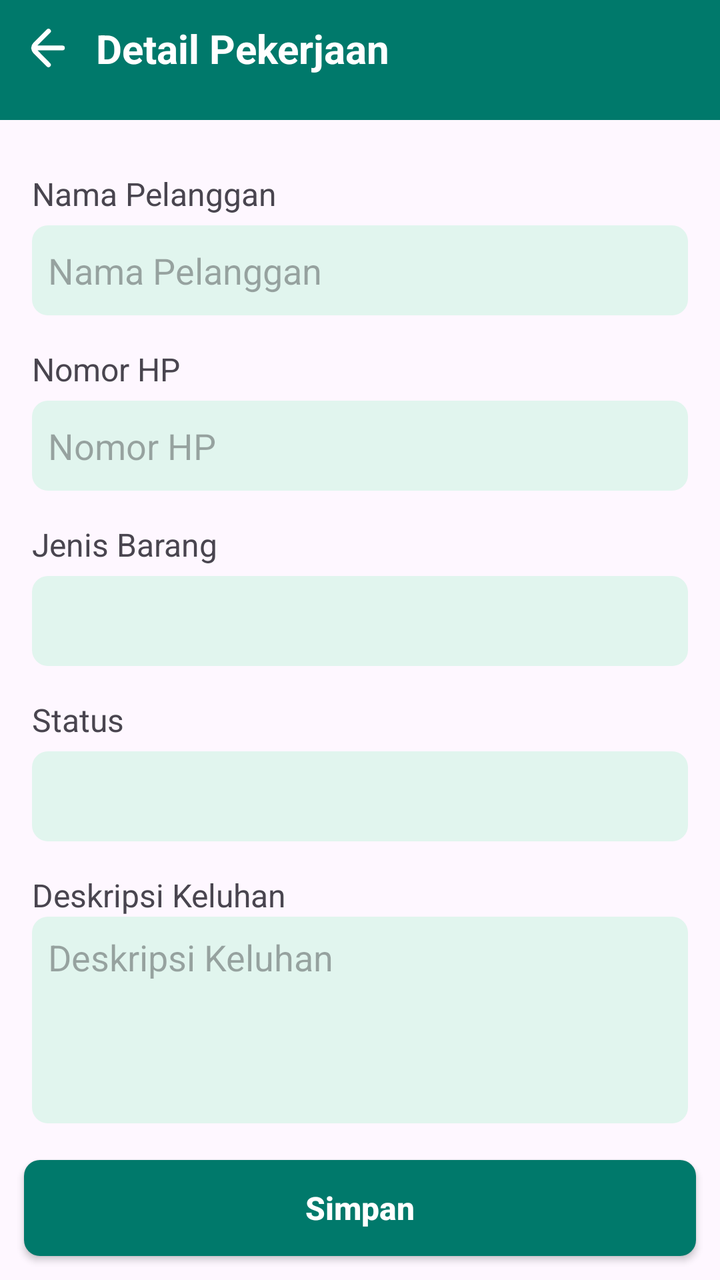
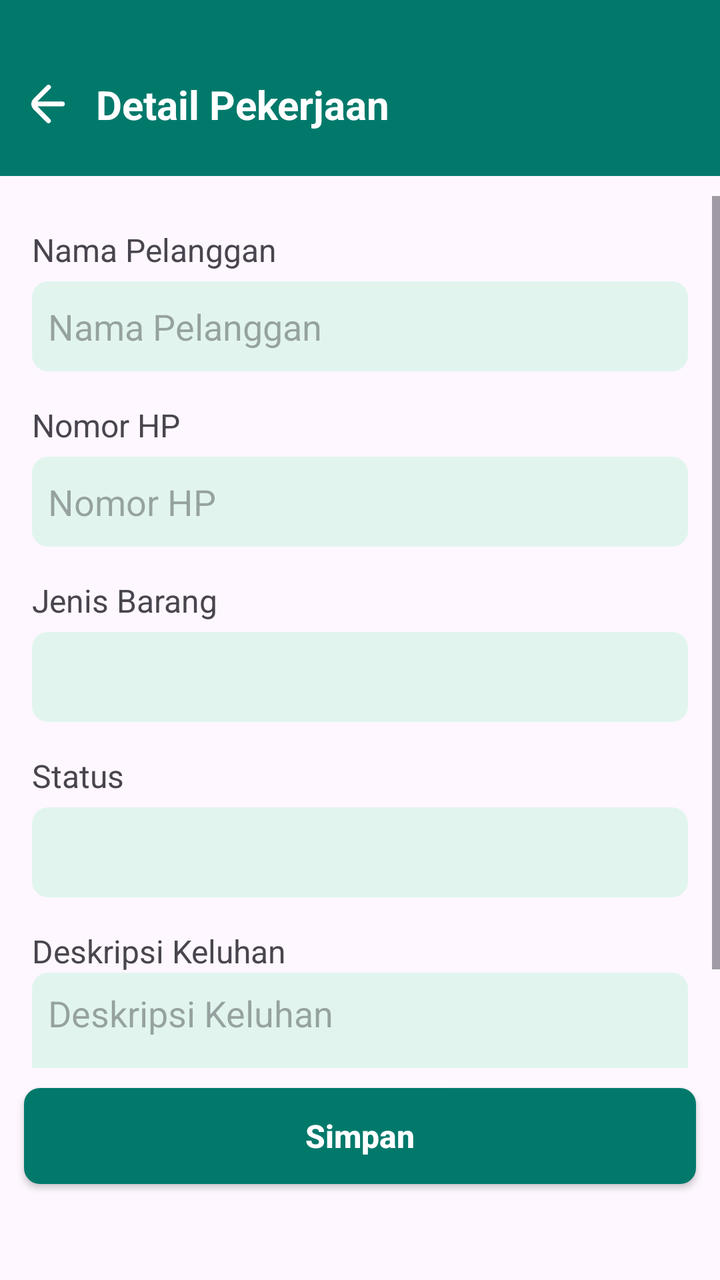

Screens rendered from an Android XML layout before and after an edit, with the pre-edit source and the edit as a unified diff.
<!-- AndroidManifest.xml: application theme Theme.ServiceBook -->
<!-- res/layout/activity_detail_job.xml -->
<?xml version="1.0" encoding="utf-8"?>
<androidx.constraintlayout.widget.ConstraintLayout xmlns:android="http://schemas.android.com/apk/res/android"
    xmlns:app="http://schemas.android.com/apk/res-auto"
    android:layout_width="match_parent"
    android:layout_height="match_parent">

    <androidx.constraintlayout.widget.ConstraintLayout
        android:id="@+id/cl_top_detail"
        android:layout_width="match_parent"
        android:layout_height="wrap_content"
        android:background="@color/mainColor"
        android:paddingBottom="12dp"
        app:layout_constraintTop_toTopOf="parent">

        <androidx.appcompat.widget.AppCompatImageView
            android:id="@+id/iv_kembali"
            android:layout_width="wrap_content"
            android:layout_height="wrap_content"
            android:src="@drawable/back_arrow"
            android:layout_margin="12dp"
            app:layout_constraintBottom_toBottomOf="parent"
            app:layout_constraintStart_toStartOf="parent"
            app:layout_constraintTop_toTopOf="parent" />

        <androidx.appcompat.widget.AppCompatTextView
            android:id="@+id/tv_title_detail"
            android:layout_width="wrap_content"
            android:layout_height="wrap_content"
            android:text="@string/txt_detail_pekerjaan"
            android:textColor="@color/white"
            android:layout_marginStart="12dp"
            android:textSize="20sp"
            android:textStyle="bold"
            app:layout_constraintStart_toEndOf="@id/iv_kembali"
            app:layout_constraintTop_toTopOf="@id/iv_kembali"
            app:layout_constraintBottom_toBottomOf="@id/iv_kembali"/>
    </androidx.constraintlayout.widget.ConstraintLayout>

    <ScrollView
        android:id="@+id/sv_content_detail"
        android:layout_width="match_parent"
        android:layout_height="0dp"
        android:layout_marginTop="10dp"
        android:layout_marginBottom="10dp"
        app:layout_constraintBottom_toTopOf="@id/btn_simpan"
        app:layout_constraintStart_toStartOf="parent"
        app:layout_constraintTop_toBottomOf="@id/cl_top_detail">

        <androidx.constraintlayout.widget.ConstraintLayout
            android:layout_width="match_parent"
            android:layout_height="wrap_content"
            android:paddingHorizontal="16dp">

            <androidx.appcompat.widget.AppCompatTextView
                android:id="@+id/lbl_nama_pelanggan"
                android:layout_width="wrap_content"
                android:layout_height="wrap_content"
                android:layout_marginTop="16dp"
                android:text="@string/txt_nama_pelanggan"
                android:textSize="16sp"
                app:layout_constraintStart_toStartOf="parent"
                app:layout_constraintTop_toTopOf="parent" />

            <androidx.appcompat.widget.AppCompatEditText
                android:id="@+id/et_nama_pelanggan"
                android:layout_width="match_parent"
                android:layout_height="45dp"
                android:layout_marginTop="5dp"
                android:background="@drawable/bg_edit_text"
                android:hint="@string/txt_nama_pelanggan"
                android:imeOptions="actionNext"
                android:maxLines="1"
                android:paddingHorizontal="8dp"
                app:layout_constraintEnd_toEndOf="parent"
                app:layout_constraintStart_toStartOf="@id/lbl_nama_pelanggan"
                app:layout_constraintTop_toBottomOf="@id/lbl_nama_pelanggan" />

            <androidx.appcompat.widget.AppCompatTextView
                android:id="@+id/lbl_nomor_hp"
                android:layout_width="wrap_content"
                android:layout_height="wrap_content"
                android:layout_marginTop="16dp"
                android:text="@string/txt_nomor_hp"
                android:textSize="16sp"
                app:layout_constraintStart_toStartOf="parent"
                app:layout_constraintTop_toBottomOf="@id/et_nama_pelanggan" />

            <androidx.appcompat.widget.AppCompatEditText
                android:id="@+id/et_nomor_hp"
                android:layout_width="match_parent"
                android:layout_height="45dp"
                android:layout_marginTop="5dp"
                android:background="@drawable/bg_edit_text"
                android:hint="@string/txt_nomor_hp"
                android:imeOptions="actionNext"
                android:maxLines="1"
                android:paddingHorizontal="8dp"
                app:layout_constraintEnd_toEndOf="parent"
                app:layout_constraintStart_toStartOf="@id/lbl_nomor_hp"
                app:layout_constraintTop_toBottomOf="@id/lbl_nomor_hp" />

            <androidx.appcompat.widget.AppCompatTextView
                android:id="@+id/lbl_jenis_barang"
                android:layout_width="wrap_content"
                android:layout_height="wrap_content"
                android:layout_marginTop="16dp"
                android:text="@string/txt_jenis_barang"
                android:textSize="16sp"
                app:layout_constraintStart_toStartOf="parent"
                app:layout_constraintTop_toBottomOf="@id/et_nomor_hp" />

            <androidx.appcompat.widget.AppCompatSpinner
                android:id="@+id/spinner_jenis_barang"
                android:layout_width="match_parent"
                android:layout_height="45dp"
                android:layout_marginTop="5dp"
                android:background="@drawable/bg_edit_text"
                android:paddingHorizontal="8dp"
                android:textAlignment="textStart"
                android:textSize="16sp"
                app:layout_constraintEnd_toEndOf="parent"
                app:layout_constraintStart_toStartOf="parent"
                app:layout_constraintTop_toBottomOf="@id/lbl_jenis_barang" />

            <androidx.appcompat.widget.AppCompatTextView
                android:id="@+id/lbl_status"
                android:layout_width="wrap_content"
                android:layout_height="wrap_content"
                android:layout_marginTop="16dp"
                android:text="@string/txt_status"
                android:textSize="16sp"
                app:layout_constraintStart_toStartOf="parent"
                app:layout_constraintTop_toBottomOf="@id/spinner_jenis_barang" />

            <androidx.appcompat.widget.AppCompatSpinner
                android:id="@+id/spinner_status"
                android:layout_width="match_parent"
                android:layout_height="45dp"
                android:layout_marginTop="5dp"
                android:background="@drawable/bg_edit_text"
                android:paddingHorizontal="8dp"
                android:textAlignment="textStart"
                android:textSize="16sp"
                app:layout_constraintEnd_toEndOf="parent"
                app:layout_constraintStart_toStartOf="parent"
                app:layout_constraintTop_toBottomOf="@id/lbl_status" />

            <androidx.appcompat.widget.AppCompatTextView
                android:id="@+id/lbl_deskripsi"
                android:layout_width="wrap_content"
                android:layout_height="wrap_content"
                android:layout_marginTop="16dp"
                android:text="@string/txt_deskripsi_keluhan"
                android:textSize="16sp"
                app:layout_constraintStart_toStartOf="parent"
                app:layout_constraintTop_toBottomOf="@id/spinner_status" />

            <androidx.appcompat.widget.AppCompatEditText
                android:id="@+id/et_deskripsi"
                android:layout_width="match_parent"
                android:layout_height="wrap_content"
                android:background="@drawable/bg_edit_text"
                android:ellipsize="none"
                android:gravity="top|start"
                android:hint="@string/txt_deskripsi_keluhan"
                android:inputType="textMultiLine"
                android:lines="4"
                android:overScrollMode="always"
                android:padding="8dp"
                android:paddingHorizontal="8dp"
                android:scrollbars="vertical"
                android:scrollHorizontally="false"
                app:layout_constraintEnd_toEndOf="parent"
                app:layout_constraintStart_toStartOf="@id/lbl_nomor_hp"
                app:layout_constraintTop_toBottomOf="@id/lbl_deskripsi" />

        </androidx.constraintlayout.widget.ConstraintLayout>
    </ScrollView>

    <androidx.appcompat.widget.AppCompatButton
        android:id="@+id/btn_simpan"
        android:layout_width="match_parent"
        android:layout_height="wrap_content"
        android:layout_marginHorizontal="12dp"
        android:layout_marginBottom="12dp"
        android:background="@drawable/bg_button_rect"
        android:text="@string/txt_simpan"
        android:textAllCaps="false"
        android:textColor="@color/white"
        android:textSize="16sp"
        android:textStyle="bold"
        app:layout_constraintBottom_toBottomOf="parent" />

</androidx.constraintlayout.widget.ConstraintLayout>
<!-- resources referenced by this layout -->
<resources>
  <color name="mainColor">#00796B</color>
  <color name="white">#FFFFFFFF</color>
  <!-- drawable back_arrow (drawable) -->
  <vector xmlns:android="http://schemas.android.com/apk/res/android" android:height="24dp" android:viewportHeight="200" android:viewportWidth="200" android:width="24dp">
        
      <path android:fillColor="@color/white" android:pathData="M160,89.75H56l53,-53a9.67,9.67 0,0 0,0 -14,9.67 9.67,0 0,0 -14,0l-56,56a30.18,30.18 0,0 0,-8.5 18.5c0,1 -0.5,1.5 -0.5,2.5a6.34,6.34 0,0 0,0.5 3,31.47 31.47,0 0,0 8.5,18.5l56,56a9.9,9.9 0,0 0,14 -14l-52.5,-53.5H160a10,10 0,0 0,0 -20Z"/>
      
  </vector>
  <!-- drawable bg_button_rect (drawable) -->
  <?xml version="1.0" encoding="utf-8"?>
  <shape xmlns:android="http://schemas.android.com/apk/res/android"
      android:shape="rectangle">
      <solid android:color="@color/mainColor" />
      <corners android:radius="8dp"/>
  </shape>
  <!-- drawable bg_edit_text (drawable) -->
  <?xml version="1.0" encoding="utf-8"?>
  <shape xmlns:android="http://schemas.android.com/apk/res/android"
      android:shape="rectangle">
      <solid android:color="@color/colorInputBackground" />
      <corners android:radius="8dp" />
  </shape>
  <string name="txt_deskripsi_keluhan">Deskripsi Keluhan</string>
  <string name="txt_detail_pekerjaan">Detail Pekerjaan</string>
  <string name="txt_jenis_barang">Jenis Barang</string>
  <string name="txt_nama_pelanggan">Nama Pelanggan</string>
  <string name="txt_nomor_hp">Nomor HP</string>
  <string name="txt_simpan">Simpan</string>
  <string name="txt_status">Status</string>
  <style name="Theme.ServiceBook" parent="Base.Theme.ServiceBook" />
  <color name="colorInputBackground">#E1F5EE</color>
  <style name="Base.Theme.ServiceBook" parent="Theme.Material3.DayNight.NoActionBar">
          
          
      </style>
</resources>

<!-- the commit's change to res/layout/activity_detail_job.xml (unified diff, before → after) -->
@@ -10,6 +10,7 @@
         android:layout_height="wrap_content"
         android:background="@color/mainColor"
         android:paddingBottom="12dp"
+        android:paddingTop="28dp"
         app:layout_constraintTop_toTopOf="parent">
 
         <androidx.appcompat.widget.AppCompatImageView
@@ -182,7 +183,7 @@
         android:layout_width="match_parent"
         android:layout_height="wrap_content"
         android:layout_marginHorizontal="12dp"
-        android:layout_marginBottom="12dp"
+        android:layout_marginBottom="48dp"
         android:background="@drawable/bg_button_rect"
         android:text="@string/txt_simpan"
         android:textAllCaps="false"
<!-- resource entries referenced after the edit -->
@@ -31,7 +31,7 @@
   <string name="txt_status">Status</string>
   <style name="Theme.ServiceBook" parent="Base.Theme.ServiceBook" />
   <color name="colorInputBackground">#E1F5EE</color>
-  <style name="Base.Theme.ServiceBook" parent="Theme.Material3.DayNight.NoActionBar">
+  <style name="Base.Theme.ServiceBook" parent="Theme.Material3.Light.NoActionBar">
           
           
       </style>
